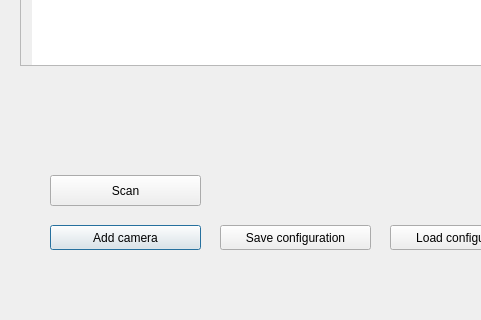
The window that ObjectTracking/configuration.ui (TFNeto/Indoor-object-tracking) describes before a commit, drawn with Qt 5; both pictures show x 0 to 481 and y 275 to 595 of the 947 by 595 pixel window.
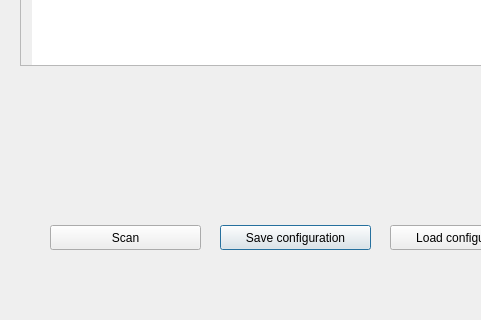
The same window after the commit.

Commit message: extrinsic ui working with sync live feed

The edit to the form file:
```diff
--- a/ObjectTracking/configuration.ui
+++ b/ObjectTracking/configuration.ui
@@ -252,19 +252,6 @@
     </property>
    </item>
   </widget>
-  <widget class="QPushButton" name="addCam_push">
-   <property name="geometry">
-    <rect>
-     <x>50</x>
-     <y>500</y>
-     <width>151</width>
-     <height>25</height>
-    </rect>
-   </property>
-   <property name="text">
-    <string>Add camera</string>
-   </property>
-  </widget>
   <widget class="QPushButton" name="saveCon_push">
    <property name="geometry">
     <rect>
@@ -308,9 +295,9 @@
    <property name="geometry">
     <rect>
      <x>50</x>
-     <y>450</y>
+     <y>500</y>
      <width>151</width>
-     <height>31</height>
+     <height>25</height>
     </rect>
    </property>
    <property name="text">
```
The commit also changes 7 other files.
